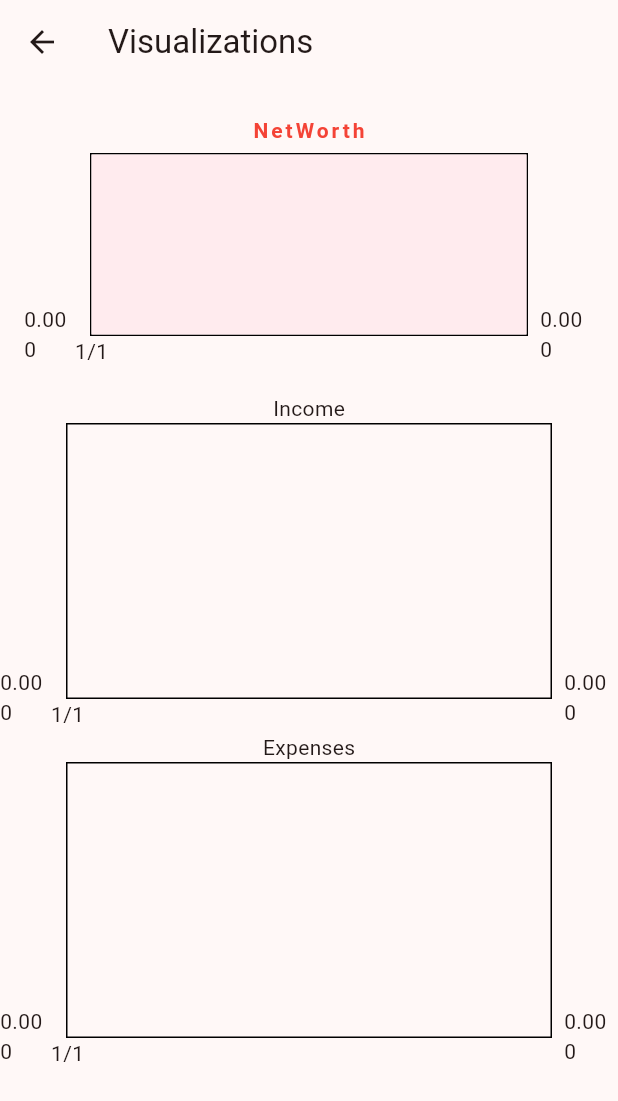
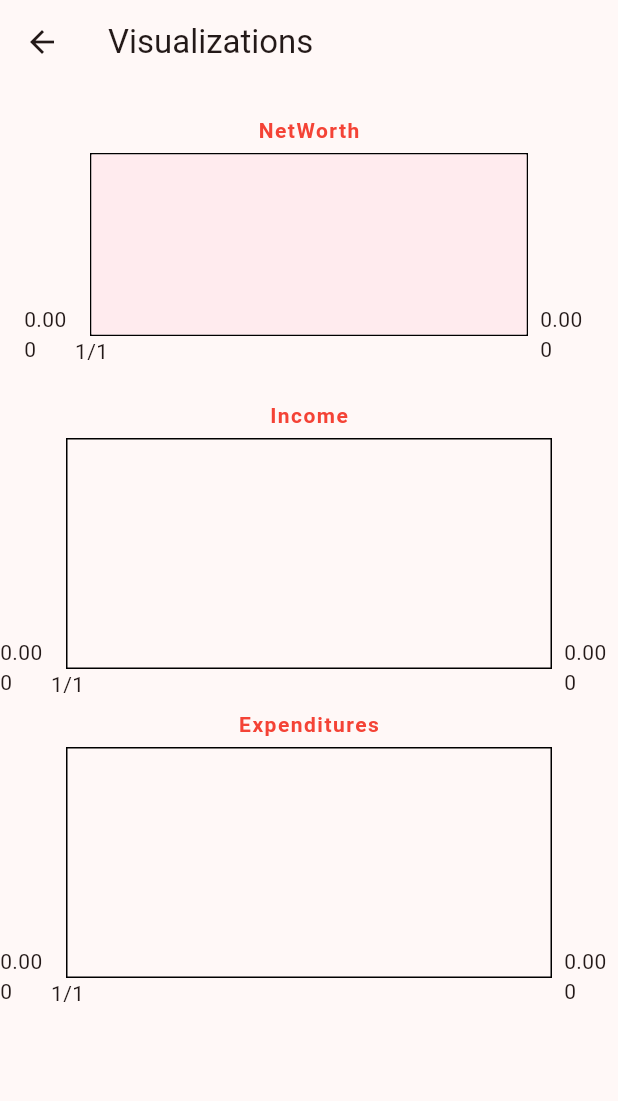
Before and after one commit to AlvaroEPena/4250-Budget_App, a Flutter app: the visualizationsPage screen opened directly, on a phone screen of 412 x 824 dp. Shown: the top 1101 px of the screen. Run offline on Flutter 3.47's test engine with Material 3 defaults, Android fonts, the phone set to English and light mode, and no system bars; drawn by our look-alikes of fl_chart; our stand-ins replace hive, hive_flutter; accounts and stored records are empty.

Commit message:
fixed Net graph

```diff
--- a/lib/visualizationsPage.dart
+++ b/lib/visualizationsPage.dart
@@ -20,8 +20,8 @@ class _visualizationsPage extends State<visualizationsPage> {
   @override
   void initState() {
     super.initState();
-    incomePoints = makeDataPointList(Hive.box<Income>('income'), 'day');
-    expendPoints = makeDataPointList(Hive.box<Expense>('expenses'), 'day');
+    incomePoints = makeDataPointList(Hive.box<Income>('income'), 'day', 'income');
+    expendPoints = makeDataPointList(Hive.box<Expense>('expenses'), 'day', 'expense');
     netPoints = netWorth();
   }
 
@@ -49,7 +49,7 @@ class _visualizationsPage extends State<visualizationsPage> {
                             style: TextStyle(
                             color: Colors.red,
                             fontWeight: FontWeight.bold,
-                              letterSpacing: 2
+                              letterSpacing: 1
                         )),
                           axisNameSize: 30,
                           sideTitles: SideTitles(
@@ -67,18 +67,26 @@ class _visualizationsPage extends State<visualizationsPage> {
                 ))
         )
         )
-        ),const Text('Income'), Center( child: AspectRatio( aspectRatio: 2.0,
+        ),Center( child: AspectRatio( aspectRatio: 2.0,
           child:
             LineChart(
                 LineChartData(
                   lineBarsData: [
                     LineChartBarData(
+                        color: Colors.red,
+                        barWidth: 4,
                       spots:
                         createGraphPoints(incomePoints)
                     )
                   ],
                   titlesData: FlTitlesData (
                     topTitles: const AxisTitles(
+                      axisNameWidget: Text('Income',
+                          style: TextStyle(
+                              color: Colors.red,
+                              fontWeight: FontWeight.bold,
+                              letterSpacing: 1
+                          )), axisNameSize: 30,
                       sideTitles: SideTitles(
                         showTitles: false,
                       )
@@ -94,18 +102,26 @@ class _visualizationsPage extends State<visualizationsPage> {
           ))
       )
     ),
-        const Text('Expenses'), Center( child: AspectRatio( aspectRatio: 2.0,
+        Center( child: AspectRatio( aspectRatio: 2.0,
             child:
             LineChart(
                 LineChartData(
                   lineBarsData: [
                     LineChartBarData(
+                        color: Colors.red,
+                        barWidth: 4,
                         spots:
                         createGraphPoints(expendPoints)
                     )
                   ],
                   titlesData: FlTitlesData (
                       topTitles: const AxisTitles(
+                          axisNameWidget: Text('Expenditures',
+                              style: TextStyle(
+                                  color: Colors.red,
+                                  fontWeight: FontWeight.bold,
+                                  letterSpacing: 1
+                              )), axisNameSize: 30,
                           sideTitles: SideTitles(
                             showTitles: false,
                           )
@@ -147,7 +163,7 @@ class _visualizationsPage extends State<visualizationsPage> {
     }
   }
 
-  List<Datapoint> makeDataPointList(Box<dynamic> box, String type) {
+  List<Datapoint> makeDataPointList(Box<dynamic> box, String type, String transactionType) {
     List<Datapoint> pointList = [];
 
     for (var i = 0; i < box.length; i++) {
@@ -157,7 +173,7 @@ class _visualizationsPage extends State<visualizationsPage> {
       double year = value.date.year.toDouble();
       double amount = value.amount.toDouble();
 
-      pointList = DatapointAdder(Datapoint(day, month, year, amount), pointList, type);
+      pointList = DatapointAdder(Datapoint(day, month, year, amount, DateTime(year.toInt(),month,day),transactionType), pointList, type);
     }
     return pointList;
   }
@@ -168,9 +184,9 @@ class _visualizationsPage extends State<visualizationsPage> {
     for (var datapoint in incomePointList) {
         DateTime dateTime = DateTime(
             datapoint.year.toInt(), datapoint.month, datapoint.day);
-        double xValue = dateTime.millisecondsSinceEpoch / (1000 * 60 * 60 * 24);
+        int xValue = dateTime.millisecondsSinceEpoch ~/ (1000 * 60 * 60 * 24);
 
-        FlSpot flSpot = FlSpot(xValue, datapoint.amount);
+        FlSpot flSpot = FlSpot(xValue.toDouble() + 1, datapoint.amount);
         flSpots.add(flSpot);
     }
 
@@ -179,29 +195,30 @@ class _visualizationsPage extends State<visualizationsPage> {
 
   List<Datapoint> netWorth() {
     List<Datapoint> net = [];
+    Map<DateTime, double> dailyAmounts = {};
+
+    List<Datapoint> allPoints = [];
+    allPoints.addAll(incomePoints);
+    allPoints.addAll(expendPoints);
+
+    allPoints.sort((a, b) => a.date.compareTo(b.date));
+
+    for (var point in allPoints) {
+      DateTime date = DateTime(point.year.toInt(), point.month, point.day);
+      if (point.transactionType == 'income') {
+        dailyAmounts.update(date, (value) => value + point.amount,
+            ifAbsent: () => point.amount);
+      } else {
+        dailyAmounts.update(date, (value) => value - point.amount,
+            ifAbsent: () => -point.amount);
+      }
+    }
+
     double netAmount = 0;
-
-    int maxLength = incomePoints.length > expendPoints.length
-        ? incomePoints.length
-        : expendPoints.length;
-
-    for (int i = 0; i < maxLength; i++) {
-      if (i < incomePoints.length) {
-        net.add(Datapoint(incomePoints[i].day, incomePoints[i].month,
-            incomePoints[i].year, netAmount + incomePoints[i].amount));
-        netAmount = netAmount + incomePoints[i].amount;
-      } else if (i < expendPoints.length) {
-        net.add(Datapoint(expendPoints[i].day, expendPoints[i].month,
-            expendPoints[i].year, netAmount + (expendPoints[i].amount * -1)));
-        netAmount = netAmount + (expendPoints[i].amount * -1);
-      }
-
-      if (i == expendPoints.length) {
-        net.add(Datapoint(expendPoints[i].day, expendPoints[i].month,
-            expendPoints[i].year, netAmount + (expendPoints[i].amount * -1)));
-        netAmount = netAmount + (expendPoints[i].amount * -1);
-      }
-
+    for (var entry in dailyAmounts.entries) {
+      netAmount += entry.value;
+      net.add(Datapoint(entry.key.day, entry.key.month, entry.key.year.toDouble(),
+          netAmount, entry.key, 'net'));
     }
 
     return net;
@@ -239,9 +256,11 @@ class _visualizationsPage extends State<visualizationsPage> {
 
 
 class Datapoint {
+  DateTime date;
   int day;
   int month;
   double year;
   double amount;
-  Datapoint(this.day, this.month, this.year, this.amount);
+  String transactionType;
+  Datapoint(this.day, this.month, this.year, this.amount, this.date, this.transactionType);
 }
```
